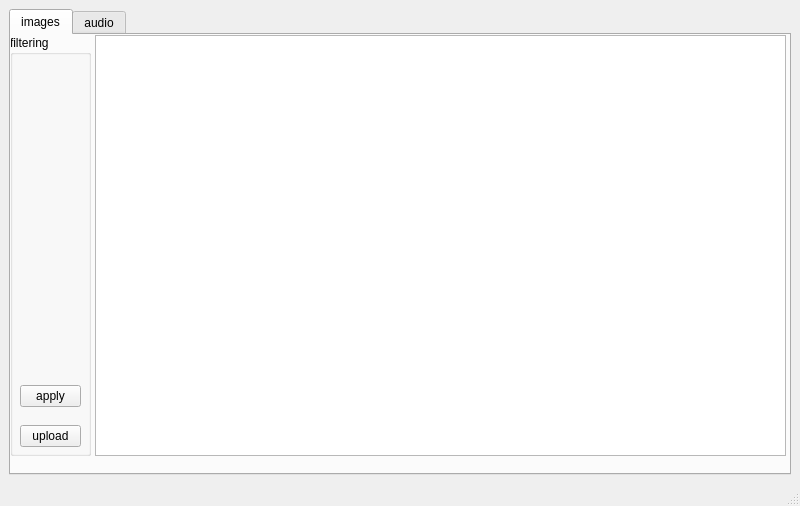
First picture: the form in FFT-processing/mainwindow.ui, repository 5arcoramphu5/image-and-audio-processing-with-FFT, before the edit.
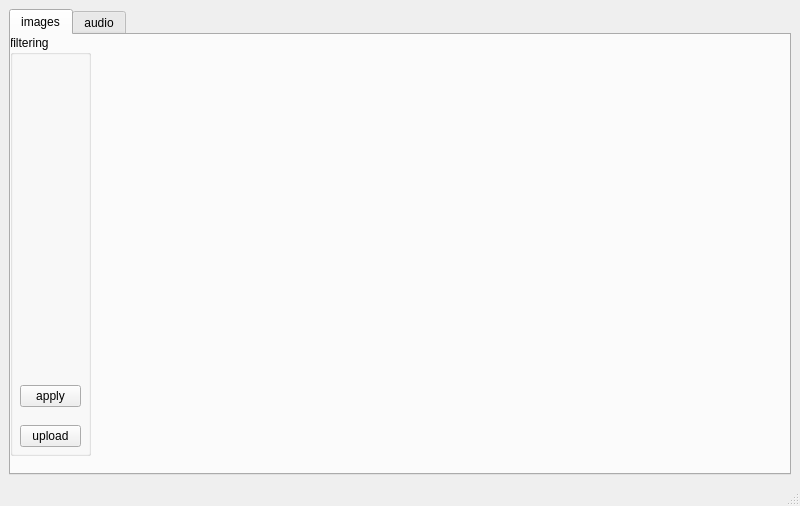
Second picture: the form after the edit.

The edit to the form file:
```diff
--- a/FFT-processing/mainwindow.ui
+++ b/FFT-processing/mainwindow.ui
@@ -27,16 +27,6 @@
        <attribute name="title">
         <string>images</string>
        </attribute>
-       <widget class="QGraphicsView" name="graphicsView">
-        <property name="geometry">
-         <rect>
-          <x>84</x>
-          <y>0</y>
-          <width>691</width>
-          <height>421</height>
-         </rect>
-        </property>
-       </widget>
        <widget class="QGroupBox" name="groupBox">
         <property name="geometry">
          <rect>
```
Left out of the diff: 13 changed lines with no effect on the pictures.
